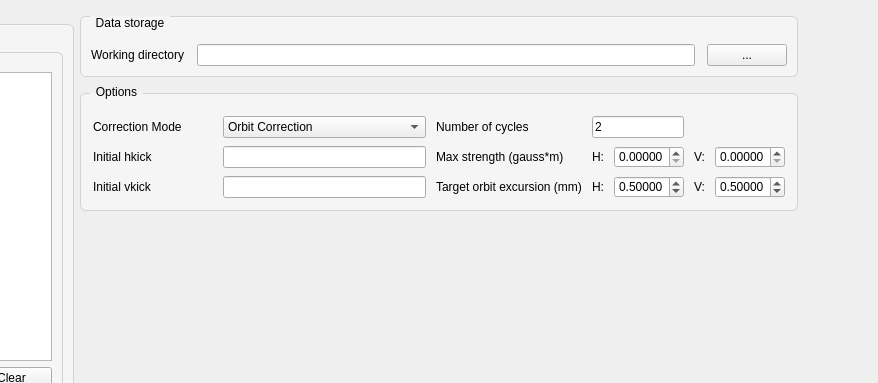
Above: UI files/SysID_GUI.ui from wiktoria-malek/flight-simulator before the change; both pictures show x 242 to 1120 and y 0 to 383 of the 1214 by 847 pixel window. Below: the same form after it.
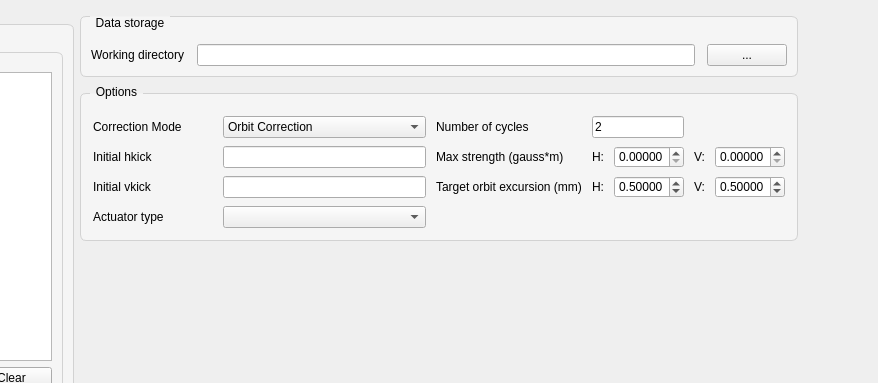
That is the form after the change.

Diff of the .ui file:
```diff
--- a/UI files/SysID_GUI.ui
+++ b/UI files/SysID_GUI.ui
@@ -653,6 +653,35 @@
                    </property>
                   </widget>
                  </item>
+                 <item row="3" column="0">
+                  <widget class="QLabel" name="actuator_mode_label">
+                   <property name="minimumSize">
+                    <size>
+                     <width>120</width>
+                     <height>0</height>
+                    </size>
+                   </property>
+                   <property name="maximumSize">
+                    <size>
+                     <width>120</width>
+                     <height>16777215</height>
+                    </size>
+                   </property>
+                   <property name="text">
+                    <string>Actuator type</string>
+                   </property>
+                  </widget>
+                 </item>
+                 <item row="3" column="1">
+                  <widget class="QComboBox" name="actuator_mode_combo">
+                   <property name="maximumSize">
+                    <size>
+                     <width>300</width>
+                     <height>16777215</height>
+                    </size>
+                   </property>
+                  </widget>
+                 </item>
                 </layout>
                </widget>
               </item>
```
